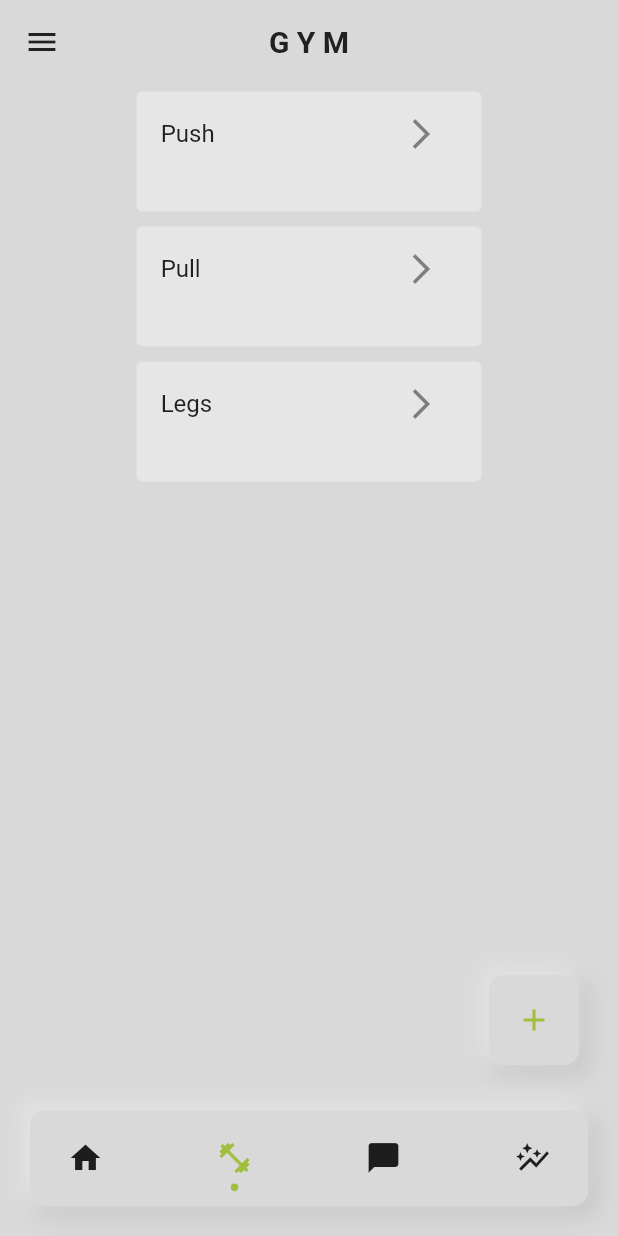
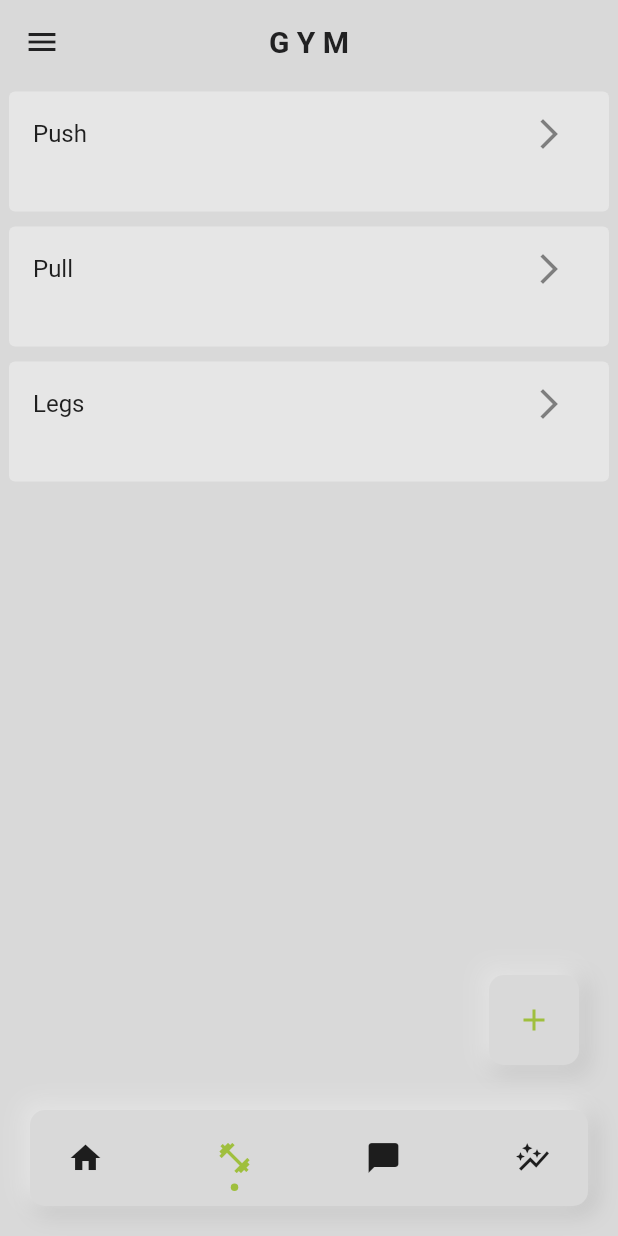
Before and after one commit to AnthonyBeerus/project_kaizen, a Flutter app: the screen it shows after launch, item 2 of the bottom bar chosen, on a phone screen of 412 x 824 dp. Run offline on Flutter 3.47's test engine with Material 2 defaults, Android fonts, the phone set to English and light mode, and no system bars; drawn by our look-alikes of dot_navigation_bar, flutter_slidable, flutter_speed_dial.

Commit message:
Refactored Slidable function to be within SizedBox

```diff
--- a/lib/Presentation Layer/pages/workout_screen.dart
+++ b/lib/Presentation Layer/pages/workout_screen.dart
@@ -3,7 +3,6 @@ import 'package:flutter/material.dart';
 import 'package:flutter_speed_dial/flutter_speed_dial.dart';
 import 'package:phenom_fitness/Data/models/workout_data.dart';
 import 'package:phenom_fitness/Presentation%20Layer/pages/routine.dart';
-import 'package:phenom_fitness/Presentation%20Layer/widgets/workout_box.dart';
 import 'package:flutter_slidable/flutter_slidable.dart';
 
 import 'package:provider/provider.dart';
@@ -149,15 +148,40 @@ class _WorkoutScreenState extends State<WorkoutScreen> {
         backgroundColor: Theme.of(context).colorScheme.background,
         body: ListView.builder(
           itemCount: value.getWorkoutList().length,
-          itemBuilder: (context, index) => Slidable(
+          itemBuilder: (context, index) =>
+            SizedBox(
+              height: 90,
+              child: Padding(
+                padding: const EdgeInsets.symmetric(horizontal: 5.0),
+                child: Card(
+                  elevation: 0,
+                  child: Padding(
+                    padding: const EdgeInsets.symmetric(horizontal: 0.0,vertical: 0.0),
+                    child: Slidable(
                       startActionPane: ActionPane(
                         motion: const StretchMotion(),
                         children: [
                           SlidableAction(
+                            borderRadius: const BorderRadius.only(
+                              topLeft: Radius.circular(10),
+                              bottomLeft: Radius.circular(10)
+                            ),
                             onPressed: ((context){
-
                             }),
+                            backgroundColor: Colors.amber,
                             icon: Icons.assistant,
+                          ),
+                          SlidableAction(
+                            onPressed: ((context){
+                            }),
+                            backgroundColor:Colors.purpleAccent,
+                            icon: Icons.analytics,
+                          ),
+                          SlidableAction(
+                            onPressed: ((context){
+                            }),
+                            backgroundColor: Colors.lightBlue,
+                            icon: Icons.share,
                           ),
                         ],
                       ),
@@ -165,27 +189,18 @@ class _WorkoutScreenState extends State<WorkoutScreen> {
                         motion: const StretchMotion(),
                         children: [
                           SlidableAction(
+                            borderRadius: const BorderRadius.only(
+                              topRight: Radius.circular(10),
+                              bottomRight: Radius.circular(10)
+                            ),
                             onPressed: ((context){
 
                             }),
-                  icon: Icons.add,
-                ),
-                SlidableAction(
-                  onPressed: ((context){
-
-                  }),
+                            backgroundColor: Colors.redAccent,
                             icon: Icons.delete,
                           ),
                         ],
                       ),
-            child: Container(
-              height: 90,
-              child: Padding(
-                padding: const EdgeInsets.symmetric(horizontal: 90.0),
-                child: Card(
-                  elevation: 0,
-                  child: Padding(
-                    padding: const EdgeInsets.symmetric(horizontal: 0.1),
                       child: ListTile(
                         title: Text(
                           value
@@ -205,6 +220,7 @@ class _WorkoutScreenState extends State<WorkoutScreen> {
               ),
             ),
           ),
+
         floatingActionButtonLocation: FloatingActionButtonLocation.endDocked,
         floatingActionButton: SizedBox(
           height: 70,
```
Lines whose indentation alone changed are shown as unchanged.
